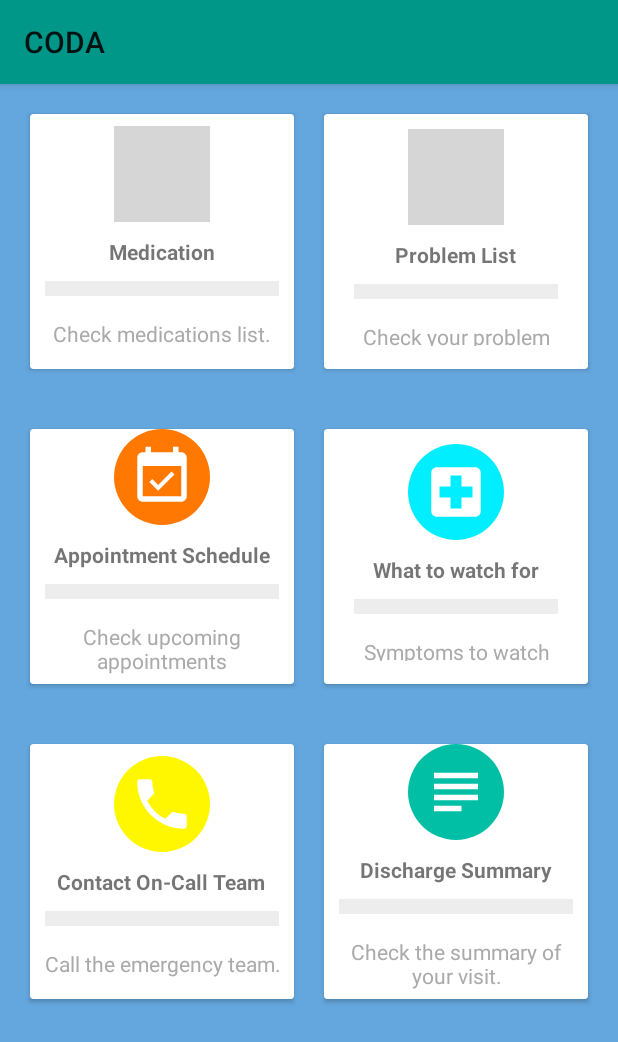
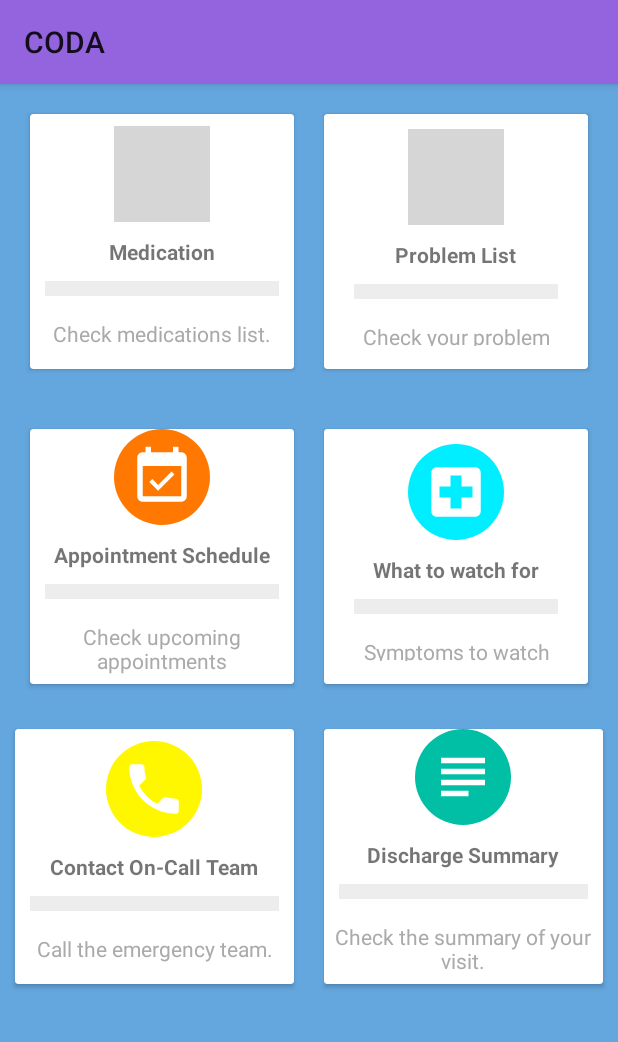
Before and after one commit to snguon/CS275-CODA, an Android app: the HomeActivity screen opened directly, with no data from a screen before it, on a phone screen of 412 x 824 dp. Shown: the top 1042 px of the screen. Run offline under Robolectric (Android 15) with nearby library versions, the phone set to English and light mode, and no system bars; grey boxes are pictures that could not be loaded.

Commit message:
color changes

```diff
--- a/app/src/main/res/layout/activity_home.xml
+++ b/app/src/main/res/layout/activity_home.xml
@@ -230,8 +230,7 @@
         android:layout_height="wrap_content"
         android:clipToPadding="false"
         android:gravity="center"
-        android:orientation="horizontal"
-        android:padding="10dp">
+        android:orientation="horizontal">
 
         <android.support.v7.widget.CardView
             android:id="@+id/call_card"
--- a/app/src/main/res/values/colors.xml
+++ b/app/src/main/res/values/colors.xml
@@ -1,7 +1,7 @@
 <?xml version="1.0" encoding="utf-8"?>
 <resources>
-    <color name="colorPrimary">#009688</color>
-    <color name="colorPrimaryDark">#00574B</color>
+    <color name="colorPrimary">#9364de</color>
+    <color name="colorPrimaryDark">#050408</color>
     <color name="colorAccent">#D81B60</color>
     <color name="background">#64A7DE</color>
     <color name="white">#ffffff</color>
```
